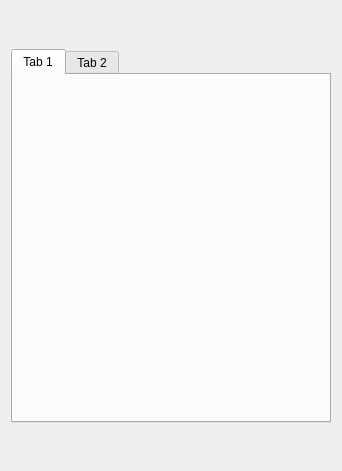
Before: the Qt Designer form source/UI/Competition/JumperCompetitionResultsWidget.ui in SiekamCebule/sj-sim, drawn with Qt 5.
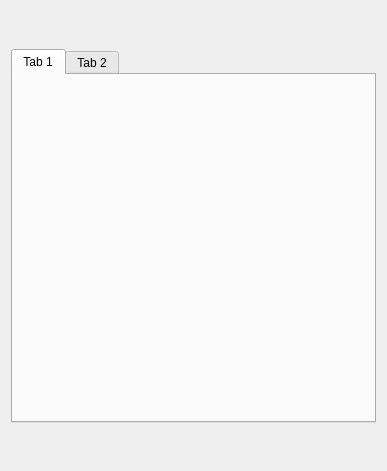
After: the same form once the commit is applied.

```diff
--- a/source/UI/Competition/JumperCompetitionResultsWidget.ui
+++ b/source/UI/Competition/JumperCompetitionResultsWidget.ui
@@ -6,7 +6,7 @@
    <rect>
     <x>0</x>
     <y>0</y>
-    <width>342</width>
+    <width>387</width>
     <height>471</height>
    </rect>
   </property>
```
